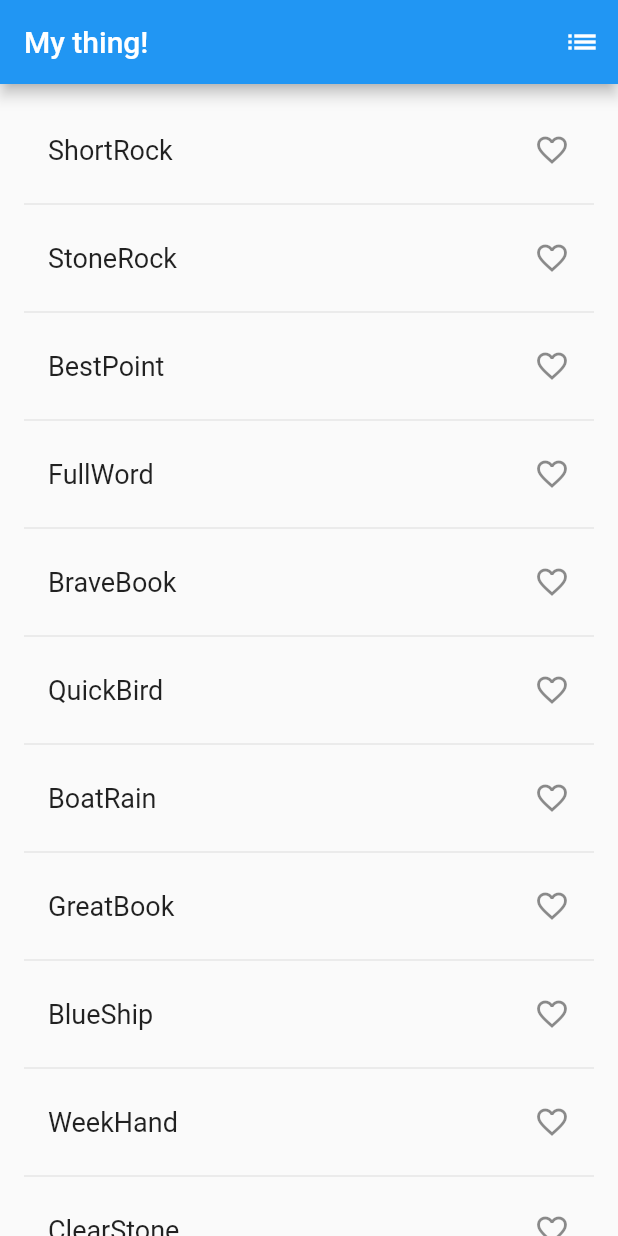
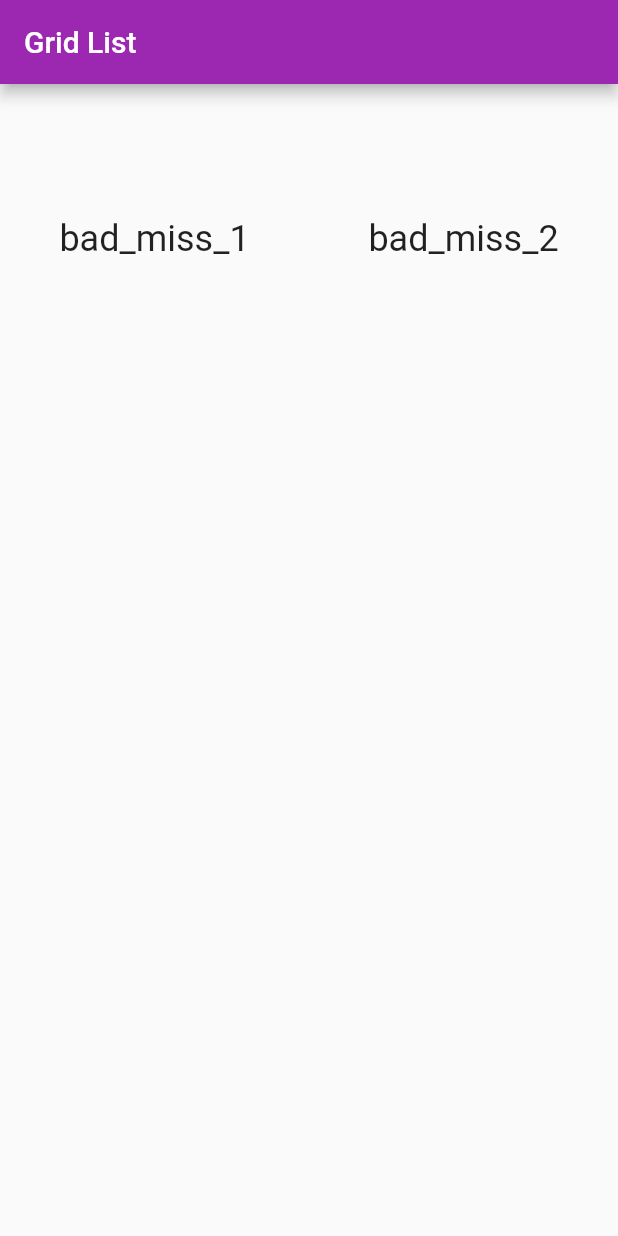
Before and after one commit to mdr/pocket-scat, a Flutter app: the screen it shows after launch, on a phone screen of 412 x 824 dp. Run offline on Flutter 3.47's test engine with Material 2 defaults, Android fonts, the light colour scheme and no system bars.

Commit message:
First steps...

```diff
--- a/lib/main.dart
+++ b/lib/main.dart
@@ -3,101 +3,63 @@
 // found in the LICENSE file.
 
 import 'package:flutter/material.dart';
-import 'package:english_words/english_words.dart';
+
+import 'util/QuoteCategory.dart';
 
 void main() => runApp(MyApp());
 
 class MyApp extends StatelessWidget {
   @override
   Widget build(BuildContext context) {
-    return MaterialApp(title: 'Welcome to Flutter', home: RandomWords());
+    return MaterialApp(title: 'Mitchell & Webb', home: QuotesForCategory(QuoteCategory.mitchell_and_webb));
   }
 }
 
-class RandomWords extends StatefulWidget {
+class QuotesForCategory extends StatefulWidget {
+  final QuoteCategory category;
+
+  QuotesForCategory(this.category);
+
   @override
-  RandomWordsState createState() => RandomWordsState();
+  CategoryState createState() => CategoryState(category);
 }
 
-class RandomWordsState extends State<RandomWords> {
-  final _suggestions = <WordPair>[];
-  final _saved = Set<WordPair>();
-  final _biggerFont = const TextStyle(fontSize: 18.0);
+class CategoryState extends State<QuotesForCategory> {
+  final List<String> quotes = ["bad_miss_1", "bad_miss_2"];
+
+  QuoteCategory category;
+
+  CategoryState(this.category);
 
   @override
   Widget build(BuildContext context) {
-    return Scaffold(
+    final title = 'Grid List';
+
+    return MaterialApp(
+      title: title,
+      home: Scaffold(
         appBar: AppBar(
-          title: Text('My thing!'),
-          actions: <Widget>[
-            IconButton(icon: Icon(Icons.list), onPressed: _pushSaved),
-          ],
+          title: Text(title),
+          backgroundColor: Colors.purple,
         ),
-        body: _buildSuggestions());
-  }
-
-  void _pushSaved() {
-    Navigator.of(context).push(
-      MaterialPageRoute<void>(
-        builder: (BuildContext context) {
-          final Iterable<ListTile> tiles = _saved.map(
-            (WordPair pair) {
-              return ListTile(
-                title: Text(
-                  pair.asPascalCase,
-                  style: _biggerFont,
-                ),
-              );
-            },
-          );
-          final List<Widget> divided = ListTile.divideTiles(
-            context: context,
-            tiles: tiles,
-          ).toList();
-
-          return Scaffold(
-            appBar: AppBar(
-              title: Text('Saved Suggestions'),
-            ),
-            body: ListView(children: divided),
-          );
-        },
+        body: GridView.count(
+          // Create a grid with 2 columns. If you change the scrollDirection to
+          // horizontal, this produces 2 rows.
+          crossAxisCount: 2,
+          // Generate 100 widgets that display their index in the List.
+          children: quotes.map((quote) =>
+            Center(
+              child: Text(
+                '$quote',
+                style: Theme
+                    .of(context)
+                    .textTheme
+                    .headline,
+              ),
+            )
+          ).toList()
+        )
       ),
     );
   }
-
-  Widget _buildSuggestions() {
-    return ListView.builder(
-        padding: const EdgeInsets.all(16.0),
-        itemBuilder: (context, i) {
-          if (i.isOdd) return Divider();
-
-          final index = i ~/ 2;
-          if (index >= _suggestions.length) {
-            _suggestions.addAll(generateWordPairs().take(10));
-          }
-
-          return _buildRow(_suggestions[index]);
-        });
-  }
-
-  Widget _buildRow(WordPair pair) {
-    final saved = _saved.contains(pair);
-    return ListTile(
-        title: Text(
-          pair.asPascalCase,
-          style: _biggerFont,
-        ),
-        trailing: Icon(saved ? Icons.favorite : Icons.favorite_border,
-            color: saved ? Colors.red : null),
-        onTap: () {
-          setState(() {
-            if (saved) {
-              _saved.remove(pair);
-            } else {
-              _saved.add(pair);
-            }
-          });
-        });
-  }
 }
--- /dev/null
+++ b/lib/util/QuoteCategory.dart
@@ -0,0 +1,3 @@
+enum QuoteCategory {
+  mitchell_and_webb
+}
```
Also changed, not shown: lib/util/Quote.dart (added, +8 -0 lines), pubspec.yaml (+3 -53 lines), pubspec.lock, 2 other files.
